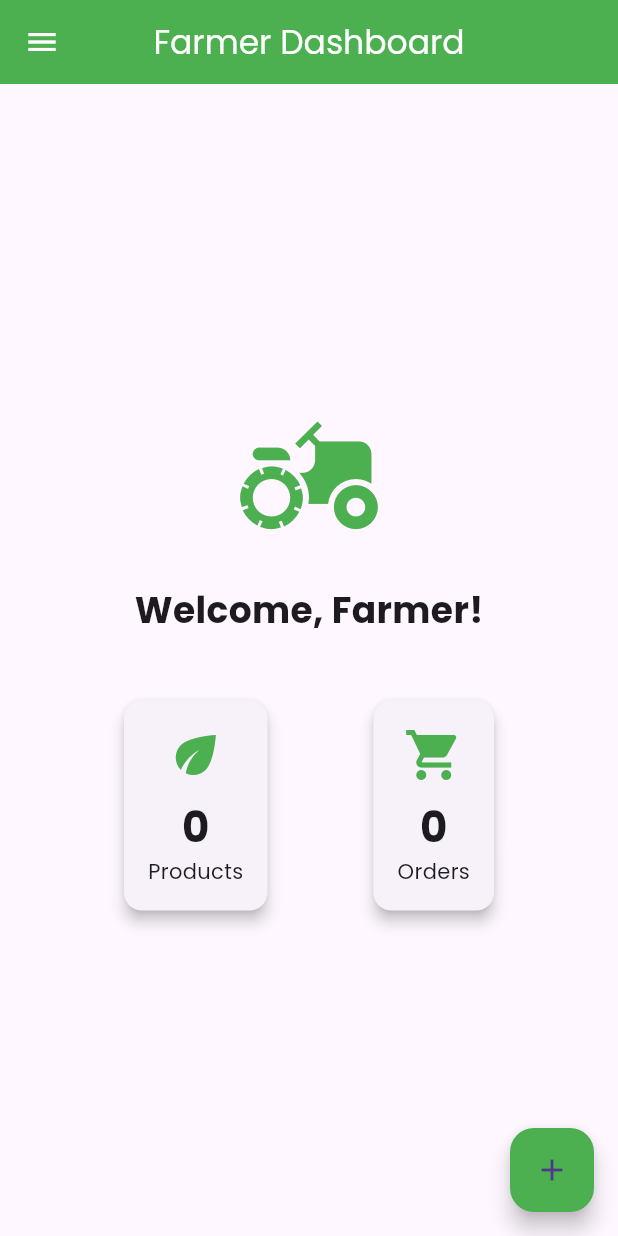
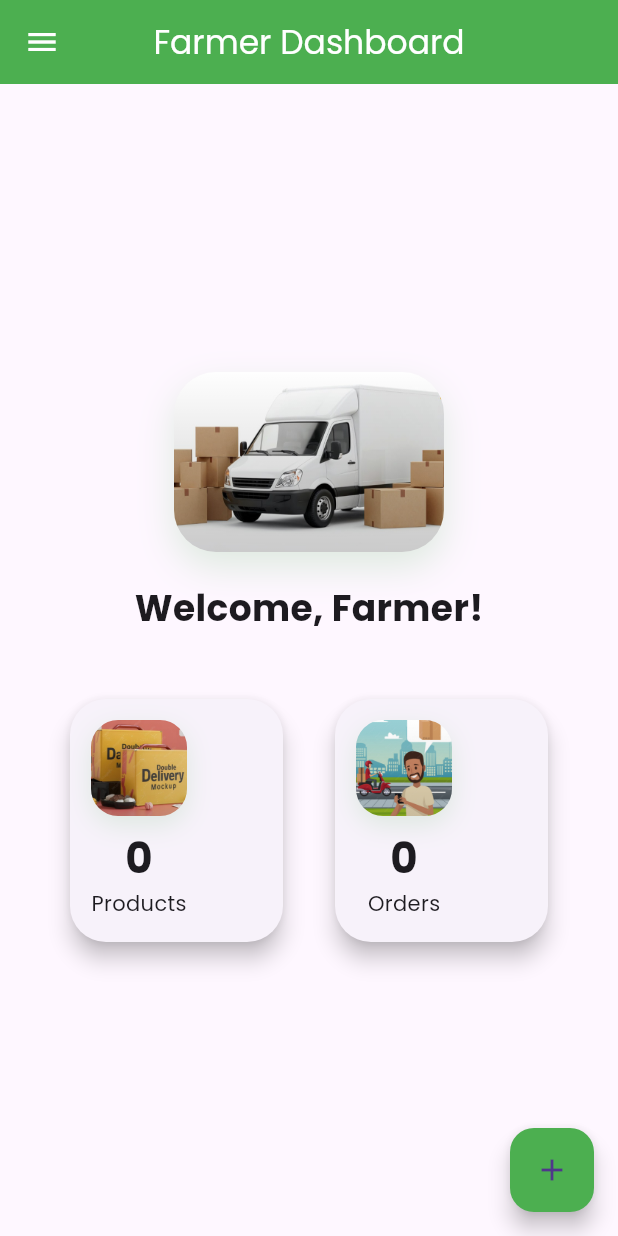
Before and after one commit to Sofi3406/farmer_Buyer_App, a Flutter app: the FarmerDashboard screen opened by its route, on a phone screen of 412 x 824 dp. Run offline on Flutter 3.47's test engine with Material 3 defaults, Android fonts, the phone set to English and light mode, and no system bars; our stand-ins replace dio, flutter_local_notifications, geocoding, geolocator, go_router, google_fonts and 2 more; accounts and stored records are empty; network calls fail.

Commit message:
feat:image inserted for farmer dashboard

```diff
--- a/farmer_buyer_marketplace/lib/screens/farmer/farmer_dashboard.dart
+++ b/farmer_buyer_marketplace/lib/screens/farmer/farmer_dashboard.dart
@@ -84,7 +84,44 @@ class _FarmerDashboardState extends State<FarmerDashboard> with RouteAware {
           child: Column(
             mainAxisAlignment: MainAxisAlignment.center,
             children: [
-              const Icon(Icons.agriculture, size: 100, color: Colors.green),
+              Container(
+                width: 180,
+                height: 120,
+                decoration: BoxDecoration(
+                  borderRadius: BorderRadius.circular(28),
+                  boxShadow: [
+                    BoxShadow(
+                      color: Colors.green.withValues(alpha: 0.18),
+                      blurRadius: 20,
+                      offset: const Offset(0, 10),
+                    ),
+                  ],
+                ),
+                child: ClipRRect(
+                  borderRadius: BorderRadius.circular(28),
+                  child: Stack(
+                    fit: StackFit.expand,
+                    children: [
+                      Image.asset(
+                        'lib/asset/images/car.jpg',
+                        fit: BoxFit.cover,
+                      ),
+                      Container(
+                        decoration: const BoxDecoration(
+                          gradient: LinearGradient(
+                            begin: Alignment.topCenter,
+                            end: Alignment.bottomCenter,
+                            colors: [
+                              Colors.transparent,
+                              Color(0x33000000),
+                            ],
+                          ),
+                        ),
+                      ),
+                    ],
+                  ),
+                ),
+              ),
               const SizedBox(height: 20),
               const Text('Welcome, Farmer!', style: TextStyle(fontSize: 24, fontWeight: FontWeight.bold)),
               const SizedBox(height: 40),
@@ -94,13 +131,13 @@ class _FarmerDashboardState extends State<FarmerDashboard> with RouteAware {
                   _buildStatCard(
                     'Products',
                     '${productProvider.totalCount}',
-                    Icons.eco,
+                    'lib/asset/images/product.jpg',
                     badgeCount: productProvider.totalCount,
                   ),
                   _buildStatCard(
                     'Orders',
                     '${orderProvider.totalCount}',
-                    Icons.shopping_cart,
+                    'lib/asset/images/order.jpg',
                     badgeCount: orderProvider.totalCount,
                   ),
                 ],
@@ -127,17 +164,59 @@ class _FarmerDashboardState extends State<FarmerDashboard> with RouteAware {
     );
   }
 
-  Widget _buildStatCard(String title, String value, IconData icon, {int badgeCount = 0}) {
-    return Card(
-      elevation: 4,
+  Widget _buildStatCard(String title, String value, String imagePath, {int badgeCount = 0}) {
+    return SizedBox(
+      width: 150,
+      child: Card(
+        elevation: 6,
+        shape: RoundedRectangleBorder(borderRadius: BorderRadius.circular(24)),
+        clipBehavior: Clip.antiAlias,
         child: Stack(
           clipBehavior: Clip.none,
           children: [
             Padding(
-            padding: const EdgeInsets.all(16.0),
+              padding: const EdgeInsets.fromLTRB(14, 14, 14, 16),
               child: Column(
+                mainAxisSize: MainAxisSize.min,
                 children: [
-                Icon(icon, size: 40, color: Colors.green),
+                  Container(
+                    width: 64,
+                    height: 64,
+                    decoration: BoxDecoration(
+                      borderRadius: BorderRadius.circular(18),
+                      boxShadow: [
+                        BoxShadow(
+                          color: Colors.green.withValues(alpha: 0.15),
+                          blurRadius: 14,
+                          offset: const Offset(0, 6),
+                        ),
+                      ],
+                    ),
+                    child: ClipRRect(
+                      borderRadius: BorderRadius.circular(18),
+                      child: Stack(
+                        fit: StackFit.expand,
+                        children: [
+                          Image.asset(
+                            imagePath,
+                            fit: BoxFit.cover,
+                          ),
+                          Container(
+                            decoration: const BoxDecoration(
+                              gradient: LinearGradient(
+                                begin: Alignment.topCenter,
+                                end: Alignment.bottomCenter,
+                                colors: [
+                                  Colors.transparent,
+                                  Color(0x22000000),
+                                ],
+                              ),
+                            ),
+                          ),
+                        ],
+                      ),
+                    ),
+                  ),
                   const SizedBox(height: 8),
                   Text(value, style: const TextStyle(fontSize: 28, fontWeight: FontWeight.bold)),
                   Text(title),
@@ -162,6 +241,7 @@ class _FarmerDashboardState extends State<FarmerDashboard> with RouteAware {
               ),
           ],
         ),
+      ),
     );
   }
 
@@ -170,9 +250,33 @@ class _FarmerDashboardState extends State<FarmerDashboard> with RouteAware {
       child: ListView(
         padding: EdgeInsets.zero,
         children: [
-          const DrawerHeader(
-            decoration: BoxDecoration(color: Colors.green),
-            child: Text('FarmConnect', style: TextStyle(color: Colors.white, fontSize: 24)),
+          DrawerHeader(
+            decoration: const BoxDecoration(color: Colors.green),
+            child: ClipRRect(
+              borderRadius: BorderRadius.circular(20),
+              child: Stack(
+                fit: StackFit.expand,
+                children: [
+                  Image.asset(
+                    'lib/asset/images/car.jpg',
+                    fit: BoxFit.cover,
+                  ),
+                  Container(
+                    color: Colors.black.withValues(alpha: 0.28),
+                  ),
+                  const Align(
+                    alignment: Alignment.centerLeft,
+                    child: Padding(
+                      padding: EdgeInsets.symmetric(horizontal: 16),
+                      child: Text(
+                        'FarmConnect',
+                        style: TextStyle(color: Colors.white, fontSize: 24, fontWeight: FontWeight.bold),
+                      ),
+                    ),
+                  ),
+                ],
+              ),
+            ),
           ),
           ListTile(
             leading: const Icon(Icons.dashboard),
--- a/farmer_buyer_marketplace/pubspec.yaml
+++ b/farmer_buyer_marketplace/pubspec.yaml
@@ -31,3 +31,5 @@ dev_dependencies:
 
 flutter:
   uses-material-design: true
+  assets:
+    - lib/asset/images/
```
Also changed, not shown: farmer_buyer_marketplace/lib/asset/images/car.jpg (added), farmer_buyer_marketplace/lib/asset/images/order.jpg (added), farmer_buyer_marketplace/lib/asset/images/product.jpg (added). Lines whose indentation alone changed are shown as unchanged.
